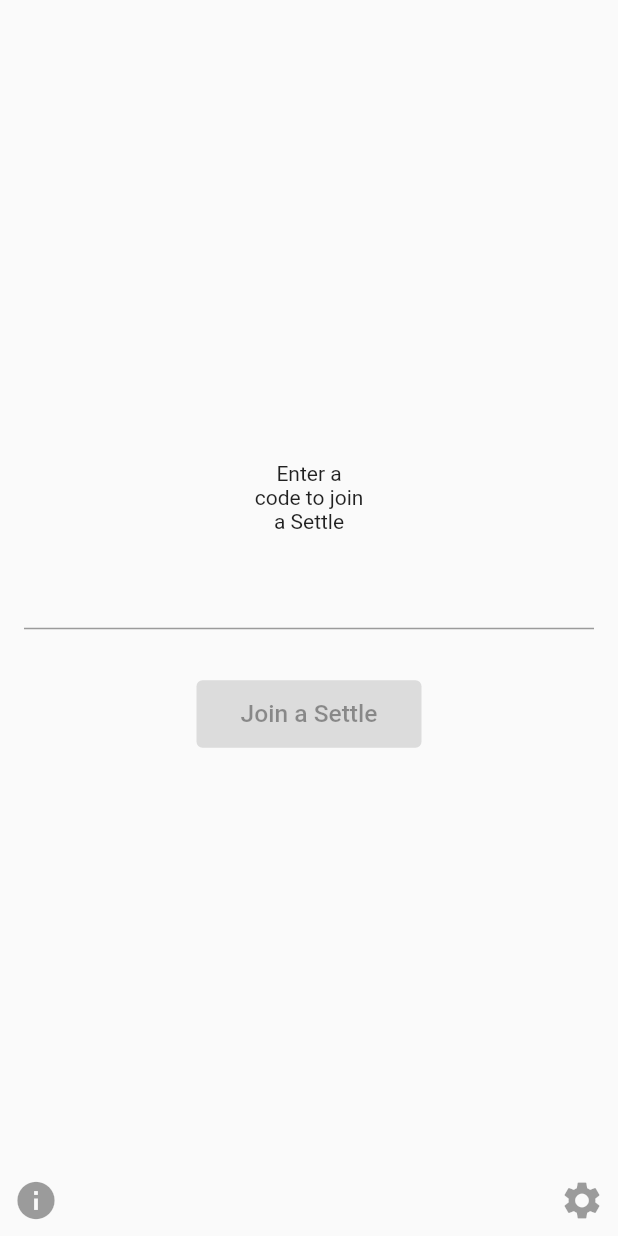
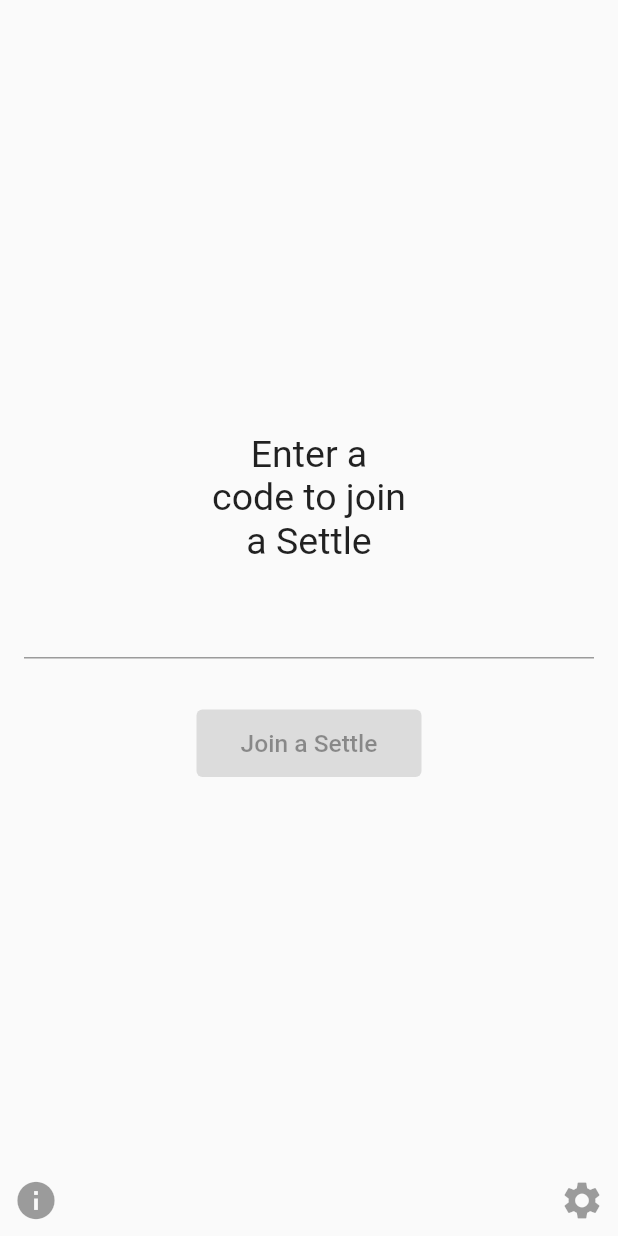
Before and after one commit to lilbroadam/Settle, a Flutter app: the JoinSettle screen opened directly, on a phone screen of 412 x 824 dp. Run offline on Flutter 3.47's test engine with Material 2 defaults, Android fonts, the phone set to English and light mode, and no system bars.

Commit message:
Changed font size and git ignore for xcode

```diff
--- a/lib/JoinSettle.dart
+++ b/lib/JoinSettle.dart
@@ -22,15 +22,6 @@ class JoinSettle extends StatelessWidget {
     final settleButtonHeight = 45.0;
     final settleButtonTextStyle = new TextStyle(fontSize: 16.4,);
 
-    final createSettleButton = SizedBox(
-      width: settleButtonWidth,
-      height: settleButtonHeight,
-      child: ElevatedButton(
-        // onPressed: _createASettlePressed,
-        child: Text('Create a Settle',
-          style: settleButtonTextStyle),
-      ),
-    );
     final joinSettleButton = SizedBox(
       width: settleButtonWidth,
       height: settleButtonHeight,
@@ -66,9 +57,9 @@ class JoinSettle extends StatelessWidget {
                       Container(
                         child: Column(
                           children: <Widget>[
-                            Text('Enter a'),
-                            Text('code to join'),
-                            Text('a Settle'),
+                            Text('Enter a', style: TextStyle(fontSize: 25),),
+                            Text('code to join', style: TextStyle(fontSize: 25),),
+                            Text('a Settle', style: TextStyle(fontSize: 25),),
                           ],
                         ),
                       ),
```
Also changed, not shown: 2 other files.
